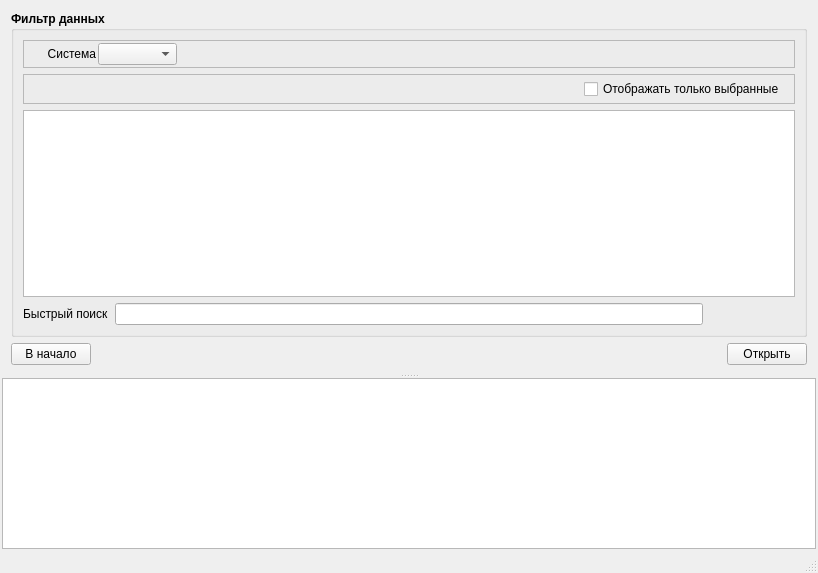
First picture: the form in recovery/ZNRecover/src/mainwindow.ui, repository Aleksander1975/Apak, before the edit.
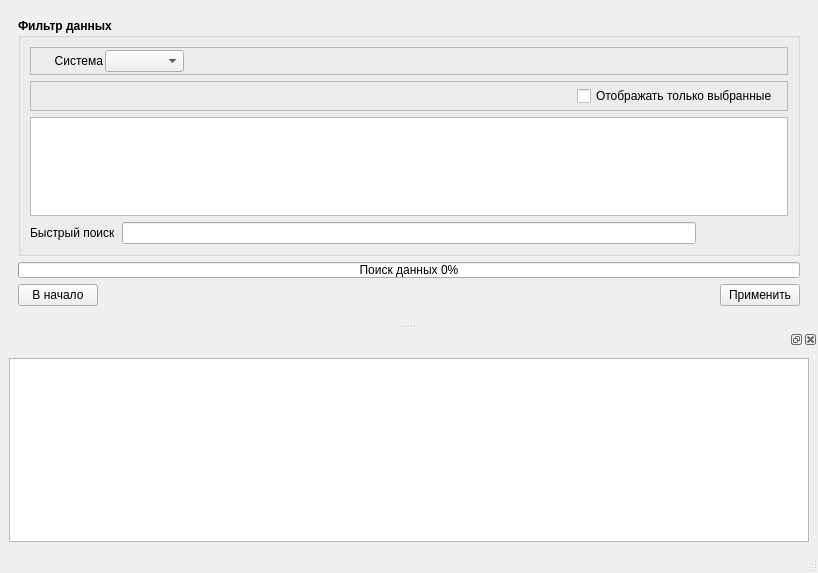
Second picture: the form after the edit. The open tabs and pages were chosen to show the change. Icons and pictures are not drawn.

```diff
--- a/recovery/ZNRecover/src/mainwindow.ui
+++ b/recovery/ZNRecover/src/mainwindow.ui
@@ -15,26 +15,10 @@
   </property>
   <widget class="QWidget" name="centralwidget">
    <layout class="QVBoxLayout" name="verticalLayout_9">
-    <property name="leftMargin">
-     <number>2</number>
-    </property>
-    <property name="topMargin">
-     <number>2</number>
-    </property>
-    <property name="rightMargin">
-     <number>2</number>
-    </property>
-    <property name="bottomMargin">
-     <number>2</number>
-    </property>
     <item>
-     <widget class="QSplitter" name="splitter">
-      <property name="orientation">
-       <enum>Qt::Vertical</enum>
-      </property>
       <widget class="QStackedWidget" name="stackedWidget">
        <property name="currentIndex">
-        <number>2</number>
+       <number>1</number>
        </property>
        <widget class="QWidget" name="page_1">
         <layout class="QVBoxLayout" name="verticalLayout_5">
@@ -708,6 +692,9 @@
                   </item>
                   <item>
                    <widget class="QComboBox" name="cbZoneSizeMode">
+                   <property name="enabled">
+                    <bool>false</bool>
+                   </property>
                     <property name="font">
                      <font>
                       <weight>50</weight>
@@ -1052,6 +1039,22 @@
            </layout>
           </widget>
          </item>
+        <item>
+         <widget class="QProgressBar" name="progressPick">
+          <property name="maximumSize">
+           <size>
+            <width>16777215</width>
+            <height>16</height>
+           </size>
+          </property>
+          <property name="value">
+           <number>0</number>
+          </property>
+          <property name="format">
+           <string>Поиск данных %p%</string>
+          </property>
+         </widget>
+        </item>
          <item>
           <layout class="QHBoxLayout" name="horizontalLayout_10">
            <item>
@@ -1083,22 +1086,13 @@
            <item>
             <widget class="QPushButton" name="bnPickData">
              <property name="text">
-              <string>Открыть</string>
+             <string>Применить</string>
              </property>
             </widget>
            </item>
           </layout>
          </item>
         </layout>
-       </widget>
-      </widget>
-      <widget class="QTextEdit" name="textLog">
-       <property name="tabChangesFocus">
-        <bool>true</bool>
-       </property>
-       <property name="textInteractionFlags">
-        <set>Qt::TextSelectableByKeyboard|Qt::TextSelectableByMouse</set>
-       </property>
       </widget>
      </widget>
     </item>
@@ -1115,6 +1109,25 @@
    </property>
   </widget>
   <widget class="QStatusBar" name="statusbar"/>
+  <widget class="QDockWidget" name="dockWidget">
+   <attribute name="dockWidgetArea">
+    <number>8</number>
+   </attribute>
+   <widget class="QWidget" name="dockWidgetContents">
+    <layout class="QVBoxLayout" name="verticalLayout_12">
+     <item>
+      <widget class="QTextEdit" name="textLog">
+       <property name="tabChangesFocus">
+        <bool>true</bool>
+       </property>
+       <property name="textInteractionFlags">
+        <set>Qt::TextSelectableByKeyboard|Qt::TextSelectableByMouse</set>
+       </property>
+      </widget>
+     </item>
+    </layout>
+   </widget>
+  </widget>
  </widget>
  <resources>
   <include location="../res/res.qrc"/>
```
Lines whose indentation alone changed are shown as unchanged.
